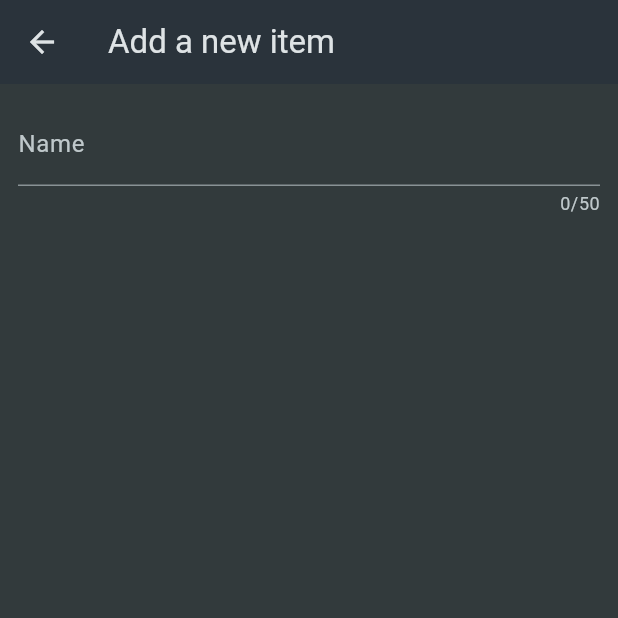
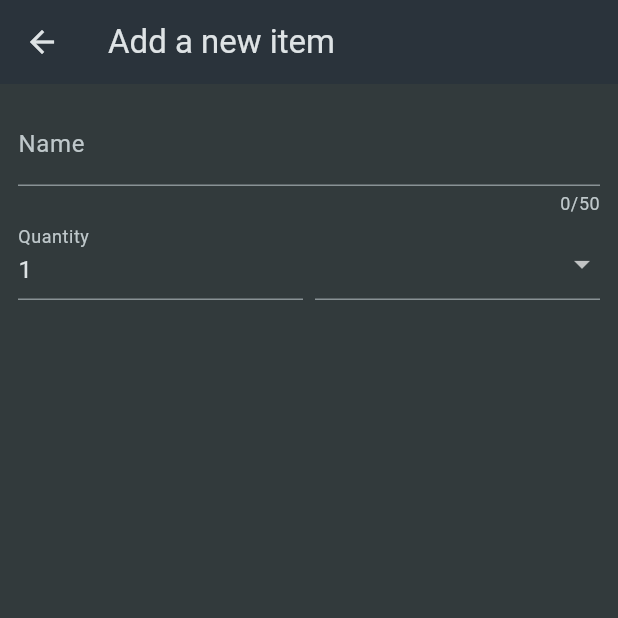
Before and after one commit to leobewater/flutter_shopping_list, a Flutter app: the NewItem screen opened directly, on a phone screen of 412 x 824 dp, the top half of it. Run offline on Flutter 3.47's test engine with Material 3 defaults, Android fonts, the phone set to English and light mode, and no system bars.

Commit message:
populate form quantity and category dropdown

```diff
--- a/lib/widgets/new_item.dart
+++ b/lib/widgets/new_item.dart
@@ -1,4 +1,5 @@
 import 'package:flutter/material.dart';
+import 'package:flutter_shopping_list/data/categories.dart';
 
 class NewItem extends StatefulWidget {
   const NewItem({super.key});
@@ -28,6 +29,43 @@ class _NewItemState extends State<NewItem> {
                   return 'Demo...';
                 },
               ), // instead of TextField()
+              Row(
+                crossAxisAlignment: CrossAxisAlignment.end,
+                children: [
+                  Expanded(
+                    child: TextFormField(
+                      decoration: const InputDecoration(
+                        label: Text('Quantity'),
+                      ),
+                      initialValue: '1',
+                    ),
+                  ),
+                  const SizedBox(width: 8),
+                  Expanded(
+                    child: DropdownButtonFormField(
+                      items: [
+                        // use .entries to for loop a Map<>
+                        for (final category in categories.entries)
+                          DropdownMenuItem(
+                            value: category.value,
+                            child: Row(
+                              children: [
+                                Container(
+                                  width: 16,
+                                  height: 16,
+                                  color: category.value.color,
+                                ),
+                                const SizedBox(width: 6),
+                                Text(category.value.title),
+                              ],
+                            ),
+                          ),
+                      ],
+                      onChanged: (value) {},
+                    ),
+                  ),
+                ],
+              ),
             ],
           ),
         ),
```
